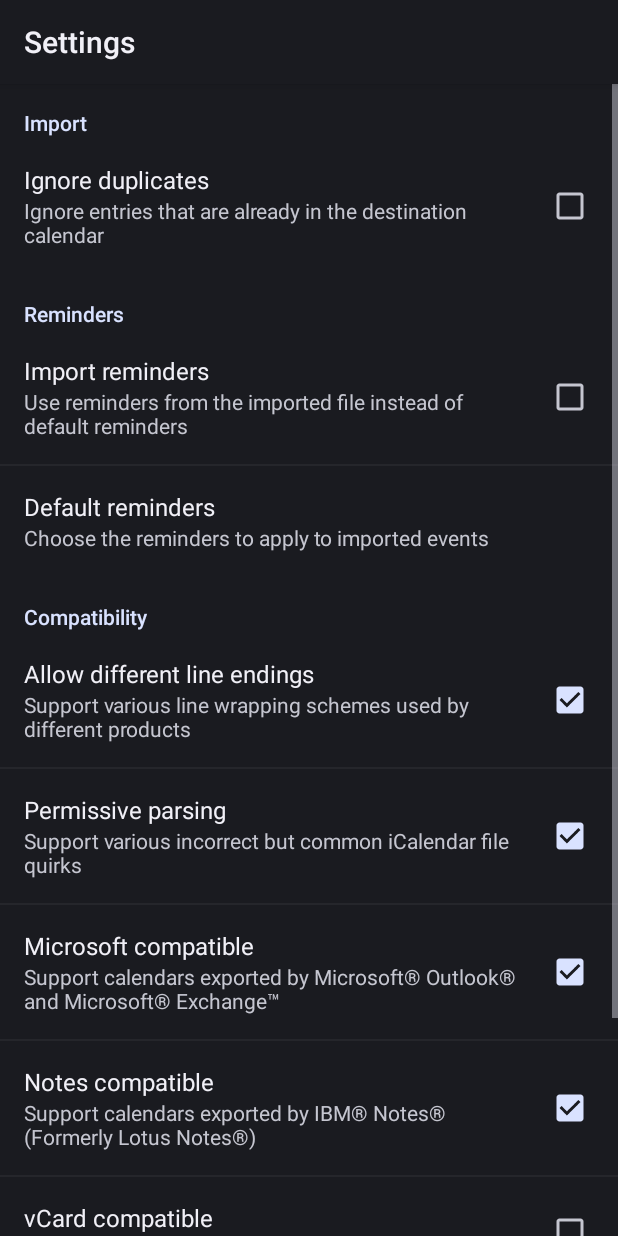
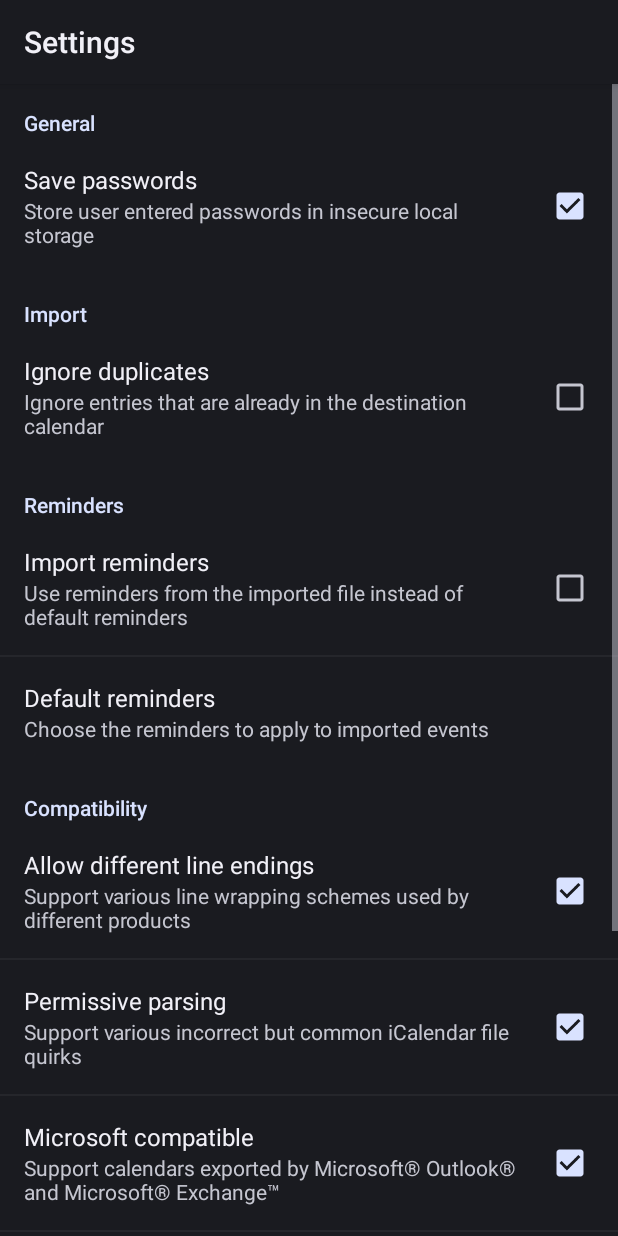
Before and after one commit to SufficientlySecure/calendar-import-export, an Android app: the SettingsActivity screen opened directly, with no data from a screen before it, after a tap on "Ignore duplicates", on a phone screen of 412 x 824 dp. Run offline under Robolectric (Android 15) with nearby library versions, the light colour scheme and no system bars; 3 other taps on this screen came first.

Commit message:
Add a setting to control storage of passwords.
Since preference storage files are not encrypted on Android we should allow
the user to opt-out of/make the user opt-in to storing their passwords there.

```diff
--- a/iCalImportExport/src/main/java/org/sufficientlysecure/ical/ui/SettingsActivity.java
+++ b/iCalImportExport/src/main/java/org/sufficientlysecure/ical/ui/SettingsActivity.java
@@ -18,12 +18,18 @@
 package org.sufficientlysecure.ical.ui;
 
 import org.sufficientlysecure.ical.R;
+import org.sufficientlysecure.ical.ui.MainActivity;
 
+import android.content.SharedPreferences;
+import android.content.SharedPreferences.OnSharedPreferenceChangeListener;
 import android.os.Bundle;
 import android.preference.PreferenceActivity;
 
 
-public class SettingsActivity extends PreferenceActivity {
+public class SettingsActivity extends PreferenceActivity
+    implements OnSharedPreferenceChangeListener {
+
+    public static final String PREF_LAST_URL_PASSWORD = "lastUrlPassword";
 
     @Override
     protected void onCreate(Bundle savedInstanceState) {
@@ -31,4 +37,25 @@
 
         addPreferencesFromResource(R.xml.settings);
     }
+
+    public void onSharedPreferenceChanged(SharedPreferences sharedPreferences, String key) {
+        if (key.equals("setting_save_passwords")) {
+            // Blank any stored password when this setting is changed
+            MainActivity.preferences.edit().putString(PREF_LAST_URL_PASSWORD, "").commit();
+        }
+    }
+
+    @Override
+    protected void onResume() {
+        super.onResume();
+        getPreferenceScreen().getSharedPreferences()
+            .registerOnSharedPreferenceChangeListener(this);
+    }
+
+    @Override
+    protected void onPause() {
+        super.onPause();
+        getPreferenceScreen().getSharedPreferences()
+            .unregisterOnSharedPreferenceChangeListener(this);
+    }
 }
--- a/iCalImportExport/src/main/res/values/strings.xml
+++ b/iCalImportExport/src/main/res/values/strings.xml
@@ -62,6 +62,9 @@
     <string name="menu_settings">Settings</string>
     <string name="menu_legal_notices">Legal Notices</string>
 
+    <string name="activity_settings_general">General</string>
+    <string name="activity_settings_save_passwords">Save passwords</string>
+    <string name="activity_settings_save_passwords_desc">Store user entered passwords in insecure local storage</string>
     <string name="activity_settings_import">Import</string>
     <string name="activity_settings_ignore_duplicates">Ignore duplicates</string>
     <string name="activity_settings_ignore_duplicates_desc">Ignore entries that are already in the destination calendar</string>
--- a/iCalImportExport/src/main/res/xml/settings.xml
+++ b/iCalImportExport/src/main/res/xml/settings.xml
@@ -4,6 +4,16 @@
 <PreferenceScreen
     xmlns:android="http://schemas.android.com/apk/res/android"
     android:key="settings_screen_main" >
+
+    <PreferenceCategory
+        android:title="@string/activity_settings_general" >
+
+        <CheckBoxPreference
+            android:key="setting_save_passwords"
+            android:title="@string/activity_settings_save_passwords"
+            android:summary="@string/activity_settings_save_passwords_desc"
+            android:defaultValue="false"/>
+    </PreferenceCategory>
 
     <PreferenceCategory
         android:title="@string/activity_settings_import" >
```
Also changed, not shown: iCalImportExport/src/main/java/org/sufficientlysecure/ical/Controller.java (+10 -7 lines).
